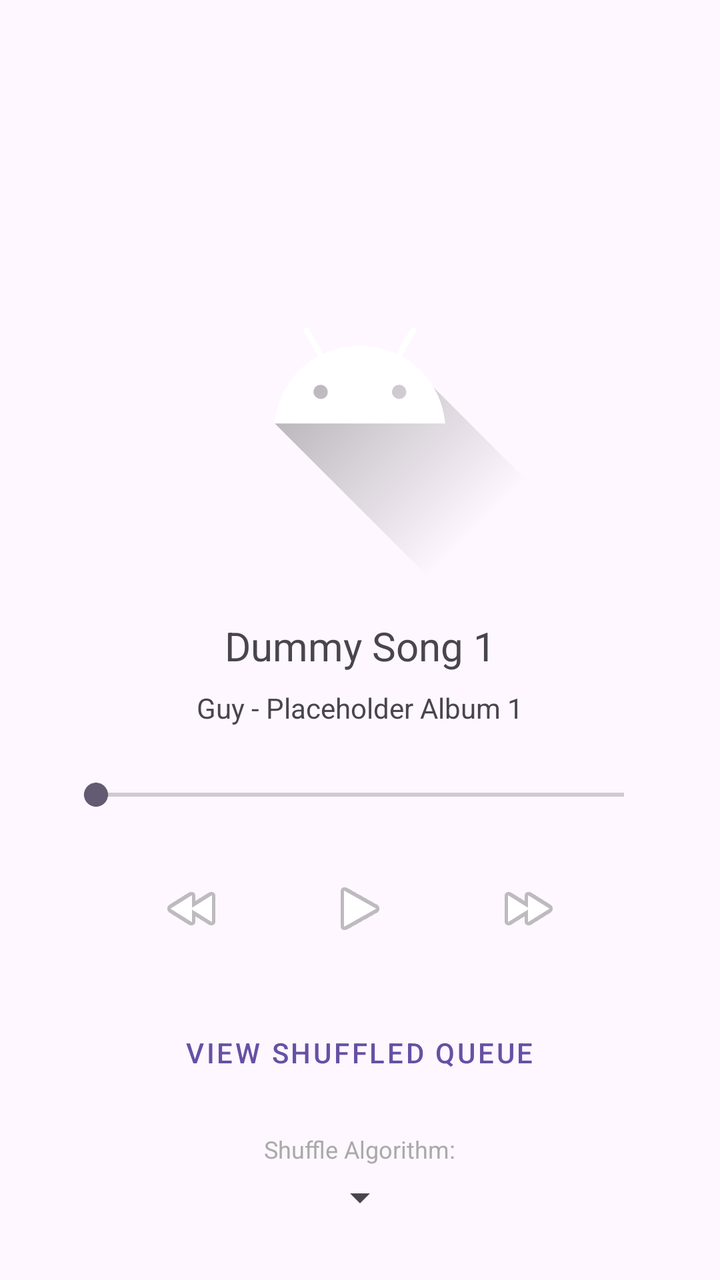
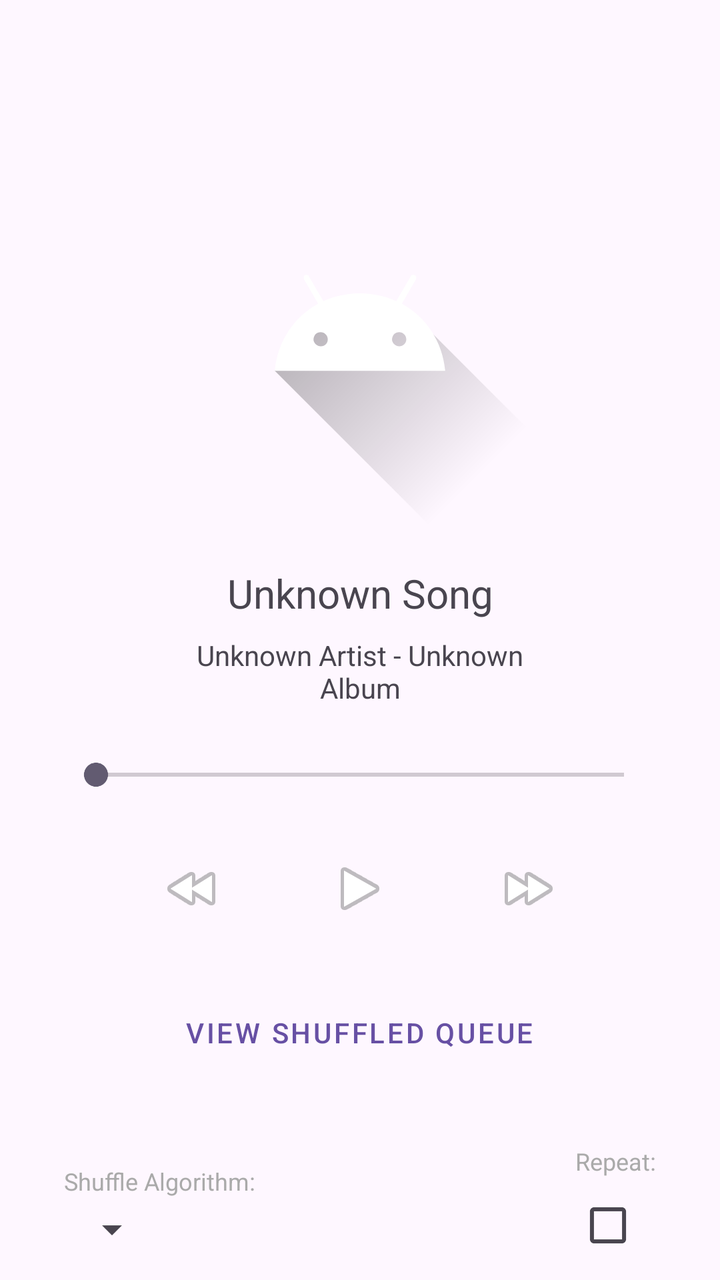

Two renders of the same Android screen: before a commit and after it. Below are the layout's source before the change and the commit's diff.
<!-- AndroidManifest.xml: application theme Theme.IT391_PROJECT_BeatBirdie_for_Android -->
<!-- res/layout/activity_now_playing.xml -->
<?xml version="1.0" encoding="utf-8"?>
<androidx.constraintlayout.widget.ConstraintLayout xmlns:android="http://schemas.android.com/apk/res/android"
    xmlns:app="http://schemas.android.com/apk/res-auto"
    xmlns:tools="http://schemas.android.com/tools"
    android:id="@+id/main"
    android:layout_width="match_parent"
    android:layout_height="match_parent"
    tools:context=".NowPlayingActivity">

    
    <com.google.android.material.appbar.AppBarLayout
        android:id="@+id/appbar"
        android:layout_width="0dp"
        android:layout_height="wrap_content"
        app:layout_constraintTop_toTopOf="parent"
        app:layout_constraintStart_toStartOf="parent"
        app:layout_constraintEnd_toEndOf="parent">

        <androidx.appcompat.widget.Toolbar
            android:id="@+id/toolbar"
            android:layout_width="match_parent"
            android:layout_height="?attr/actionBarSize" />

    </com.google.android.material.appbar.AppBarLayout>

    
    <LinearLayout
        android:layout_height="0dp"
        android:layout_width="0dp"
        android:orientation="vertical"
        android:gravity="center_horizontal|center_vertical"
        app:layout_constraintTop_toBottomOf="@id/appbar"
        app:layout_constraintStart_toStartOf="parent"
        app:layout_constraintEnd_toEndOf="parent"
        app:layout_constraintBottom_toBottomOf="parent">

        
        <ImageView
            android:id="@+id/albumCover"
            android:layout_width="200dp"
            android:layout_height="200dp"
            android:src="@drawable/ic_launcher_foreground"/>

        
        <TextView
            android:id="@+id/songTitle"
            android:text="Dummy Song 1"
            android:layout_height="wrap_content"
            android:layout_width="200dp"
            android:gravity="center"
            android:textSize="20sp"
            android:layout_marginTop="16dp"/>

        
        <TextView
            android:id="@+id/artistAlbum"
            android:text="Guy - Placeholder Album 1"
            android:layout_height="wrap_content"
            android:layout_width="200dp"
            android:gravity="center"
            android:textSize="14sp"
            android:layout_marginTop="8dp"/>

        
        <LinearLayout
            android:layout_width="match_parent"
            android:layout_height="wrap_content"
            android:layout_marginTop="25dp"
            android:paddingHorizontal="32dp"
            android:gravity="center">

            <SeekBar
                android:id="@+id/scrubberBar"
                android:layout_width="match_parent"
                android:layout_height="wrap_content"
                android:max="100"
                android:progress="0"/>
        </LinearLayout>

        
        <LinearLayout
            android:layout_width="match_parent"
            android:layout_height="wrap_content"
            android:layout_marginTop="16dp"
            android:gravity="center">

            <ImageButton
                android:id="@+id/rewind"
                android:layout_width="56dp"
                android:layout_height="56dp"
                android:background="?attr/selectableItemBackgroundBorderless"
                android:src="@android:drawable/ic_media_rew"/>

            <ImageButton
                android:id="@+id/playpause"
                android:layout_width="64dp"
                android:layout_height="64dp"
                android:layout_marginHorizontal="24dp"
                android:background="?attr/selectableItemBackgroundBorderless"
                android:src="@android:drawable/ic_media_play"/>

            <ImageButton
                android:id="@+id/skip"
                android:layout_width="56dp"
                android:layout_height="56dp"
                android:background="?attr/selectableItemBackgroundBorderless"
                android:src="@android:drawable/ic_media_ff"/>
        </LinearLayout>

        <Button
            android:id="@+id/btnViewQueue"
            android:layout_width="wrap_content"
            android:layout_height="wrap_content"
            android:layout_marginTop="16dp"
            android:text="View Shuffled Queue"
            style="@style/Widget.MaterialComponents.Button.TextButton"/>

        
        <TextView
            android:id="@+id/shuffleLabel"
            android:layout_width="wrap_content"
            android:layout_height="wrap_content"
            android:layout_marginTop="16dp"
            android:text="Shuffle Algorithm:"
            android:textSize="12sp"
            android:textColor="@android:color/darker_gray"/>

        <Spinner
            android:id="@+id/shuffleSpinner"
            android:layout_width="wrap_content"
            android:layout_height="wrap_content"
            android:layout_marginTop="4dp"
            android:padding="8dp"/>

    </LinearLayout>

</androidx.constraintlayout.widget.ConstraintLayout>
<!-- resources referenced by this layout -->
<resources>
  <!-- drawable ic_launcher_foreground (drawable) -->
  <vector xmlns:android="http://schemas.android.com/apk/res/android"
      xmlns:aapt="http://schemas.android.com/aapt"
      android:width="108dp"
      android:height="108dp"
      android:viewportWidth="108"
      android:viewportHeight="108">
      <path android:pathData="M31,63.928c0,0 6.4,-11 12.1,-13.1c7.2,-2.6 26,-1.4 26,-1.4l38.1,38.1L107,108.928l-32,-1L31,63.928z">
          <aapt:attr name="android:fillColor">
              <gradient
                  android:endX="85.84757"
                  android:endY="92.4963"
                  android:startX="42.9492"
                  android:startY="49.59793"
                  android:type="linear">
                  <item
                      android:color="#44000000"
                      android:offset="0.0" />
                  <item
                      android:color="#00000000"
                      android:offset="1.0" />
              </gradient>
          </aapt:attr>
      </path>
      <path
          android:fillColor="#FFFFFF"
          android:fillType="nonZero"
          android:pathData="M65.3,45.828l3.8,-6.6c0.2,-0.4 0.1,-0.9 -0.3,-1.1c-0.4,-0.2 -0.9,-0.1 -1.1,0.3l-3.9,6.7c-6.3,-2.8 -13.4,-2.8 -19.7,0l-3.9,-6.7c-0.2,-0.4 -0.7,-0.5 -1.1,-0.3C38.8,38.328 38.7,38.828 38.9,39.228l3.8,6.6C36.2,49.428 31.7,56.028 31,63.928h46C76.3,56.028 71.8,49.428 65.3,45.828zM43.4,57.328c-0.8,0 -1.5,-0.5 -1.8,-1.2c-0.3,-0.7 -0.1,-1.5 0.4,-2.1c0.5,-0.5 1.4,-0.7 2.1,-0.4c0.7,0.3 1.2,1 1.2,1.8C45.3,56.528 44.5,57.328 43.4,57.328L43.4,57.328zM64.6,57.328c-0.8,0 -1.5,-0.5 -1.8,-1.2s-0.1,-1.5 0.4,-2.1c0.5,-0.5 1.4,-0.7 2.1,-0.4c0.7,0.3 1.2,1 1.2,1.8C66.5,56.528 65.6,57.328 64.6,57.328L64.6,57.328z"
          android:strokeWidth="1"
          android:strokeColor="#00000000" />
  </vector>
  <style name="Theme.IT391_PROJECT_BeatBirdie_for_Android" parent="Base.Theme.IT391_PROJECT_BeatBirdie_for_Android" />
  <style name="Base.Theme.IT391_PROJECT_BeatBirdie_for_Android" parent="Theme.Material3.DayNight.NoActionBar">
          
          <item name="nowPlayingBackground">@color/now_playing_light</item>
      </style>
  <color name="now_playing_light">#D6D6D6</color>
</resources>

<!-- the commit's change to res/layout/activity_now_playing.xml (unified diff, before → after) -->
@@ -44,7 +44,7 @@
         
         <TextView
             android:id="@+id/songTitle"
-            android:text="Dummy Song 1"
+            android:text="Unknown Song"
             android:layout_height="wrap_content"
             android:layout_width="200dp"
             android:gravity="center"
@@ -54,7 +54,7 @@
         
         <TextView
             android:id="@+id/artistAlbum"
-            android:text="Guy - Placeholder Album 1"
+            android:text="Unknown Artist - Unknown Album"
             android:layout_height="wrap_content"
             android:layout_width="200dp"
             android:gravity="center"
@@ -89,7 +89,8 @@
                 android:layout_width="56dp"
                 android:layout_height="56dp"
                 android:background="?attr/selectableItemBackgroundBorderless"
-                android:src="@android:drawable/ic_media_rew"/>
+                android:src="@android:drawable/ic_media_rew"
+                android:contentDescription="Rewind"/>
 
             <ImageButton
                 android:id="@+id/playpause"
@@ -97,14 +98,16 @@
                 android:layout_height="64dp"
                 android:layout_marginHorizontal="24dp"
                 android:background="?attr/selectableItemBackgroundBorderless"
-                android:src="@android:drawable/ic_media_play"/>
+                android:src="@android:drawable/ic_media_play"
+                android:contentDescription="Play or Pause"/>
 
             <ImageButton
                 android:id="@+id/skip"
                 android:layout_width="56dp"
                 android:layout_height="56dp"
                 android:background="?attr/selectableItemBackgroundBorderless"
-                android:src="@android:drawable/ic_media_ff"/>
+                android:src="@android:drawable/ic_media_ff"
+                android:contentDescription="Skip"/>
         </LinearLayout>
 
         <Button
@@ -115,22 +118,64 @@
             android:text="View Shuffled Queue"
             style="@style/Widget.MaterialComponents.Button.TextButton"/>
 
-        
-        <TextView
-            android:id="@+id/shuffleLabel"
-            android:layout_width="wrap_content"
+        <LinearLayout
+            android:layout_width="match_parent"
             android:layout_height="wrap_content"
             android:layout_marginTop="16dp"
-            android:text="Shuffle Algorithm:"
-            android:textSize="12sp"
-            android:textColor="@android:color/darker_gray"/>
+            android:layout_marginHorizontal="32dp"
+            android:gravity="center"
+            android:orientation="horizontal">
 
-        <Spinner
-            android:id="@+id/shuffleSpinner"
-            android:layout_width="wrap_content"
-            android:layout_height="wrap_content"
-            android:layout_marginTop="4dp"
-            android:padding="8dp"/>
+            <LinearLayout
+                android:layout_width="0dp"
+                android:layout_height="wrap_content"
+                android:layout_weight="1"
+                android:orientation="vertical">
+
+        
+                <TextView
+                    android:id="@+id/shuffleLabel"
+                    android:layout_width="wrap_content"
+                    android:layout_height="wrap_content"
+                    android:layout_marginTop="16dp"
+                    android:text="Shuffle Algorithm:"
+                    android:textSize="12sp"
+                    android:textColor="@android:color/darker_gray"/>
+
+                <Spinner
+                    android:id="@+id/shuffleSpinner"
+                    android:layout_width="wrap_content"
+                    android:layout_height="wrap_content"
+                    android:layout_marginTop="4dp"
+                    android:padding="8dp"/>
+            </LinearLayout>
+
+            <LinearLayout
+                android:layout_width="0dp"
+                android:layout_height="wrap_content"
+                android:layout_weight="1"
+                android:orientation="vertical"
+                android:gravity="end">
+
+                
+
+                <TextView
+                    android:id="@+id/repeatLabel"
+                    android:layout_width="wrap_content"
+                    android:layout_height="wrap_content"
+                    android:layout_marginTop="16dp"
+                    android:text="Repeat:"
+                    android:textSize="12sp"
+                    android:textColor="@android:color/darker_gray"/>
+
+                <CheckBox
+                    android:id="@+id/repeatCheckbox"
+                    android:layout_width="wrap_content"
+                    android:layout_height="wrap_content"/>
+
+            </LinearLayout>
+
+        </LinearLayout>
 
     </LinearLayout>
 
